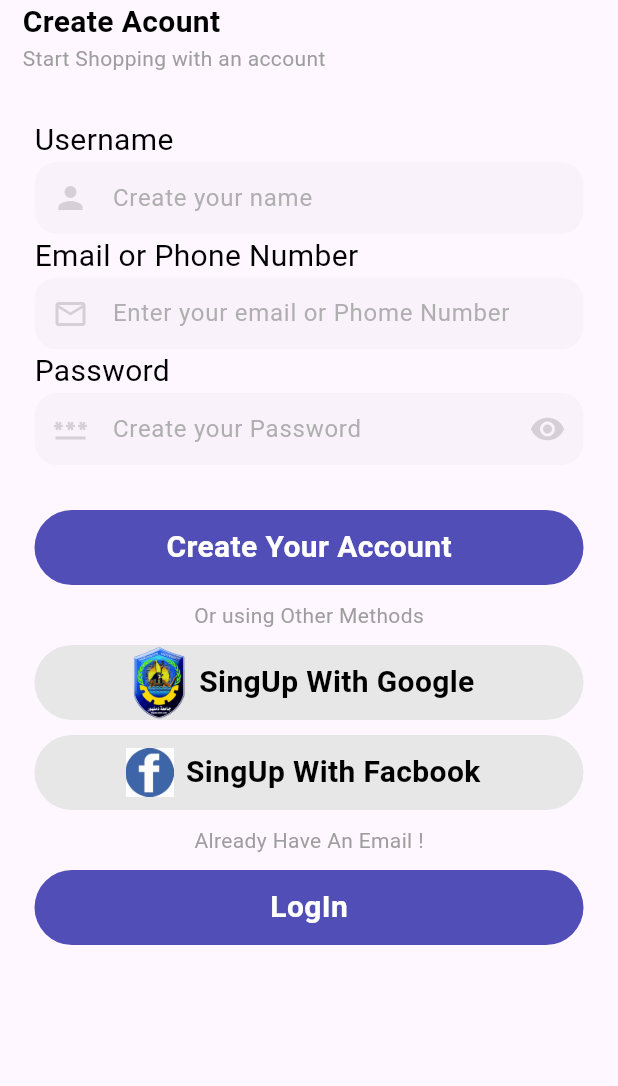
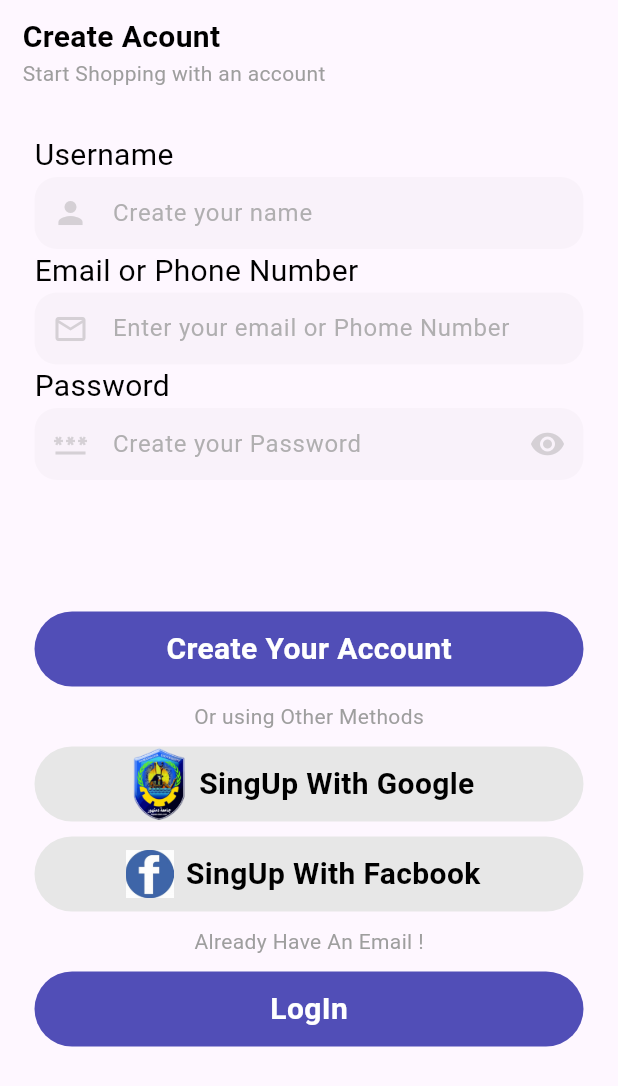
Before and after one commit to ibrahimalnagar45/Kutuku, a Flutter app: the Registerview screen opened by its route, on a phone screen of 412 x 824 dp. Shown: the top 1086 px of the screen. Run offline on Flutter 3.47's test engine with Material 3 defaults, Android fonts, the phone set to English and light mode, and no system bars; our stand-ins replace flutter_svg, go_router; missing offline and left inert: awesome_icons.

Commit message:
refactore register view body

```diff
--- a/lib/features/auth/presentation/views/widgets/register_view_body.dart
+++ b/lib/features/auth/presentation/views/widgets/register_view_body.dart
@@ -40,6 +40,9 @@ class _RegisterViewBodyState extends State<RegisterViewBody> {
           const InputSections(),
           const SizedBox(
             height: 30,
+          ),
+          SizedBox(
+            height: MediaQuery.of(context).size.height * .07,
           ),
           CustomButton(
             text: 'Create Your Account',
--- a/lib/features/auth/presentation/views/widgets/view_title.dart
+++ b/lib/features/auth/presentation/views/widgets/view_title.dart
@@ -1,4 +1,3 @@
-
 import 'package:flutter/material.dart';
 
 import '../../../../../core/utils/styles.dart';
@@ -12,6 +11,9 @@ class ViewTitle extends StatelessWidget {
     return Column(
       crossAxisAlignment: CrossAxisAlignment.start,
       children: [
+        const SizedBox(
+          height: 10,
+        ),
         SafeArea(
           child: Text(
             title,
```
